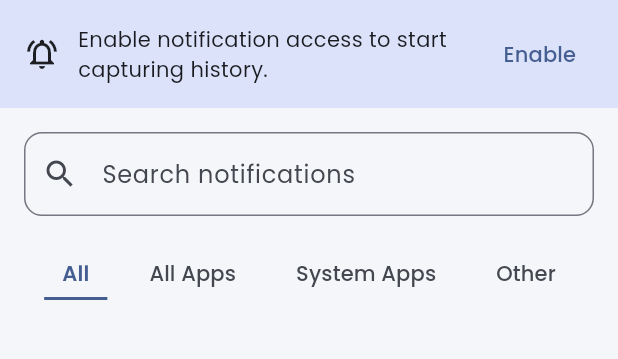
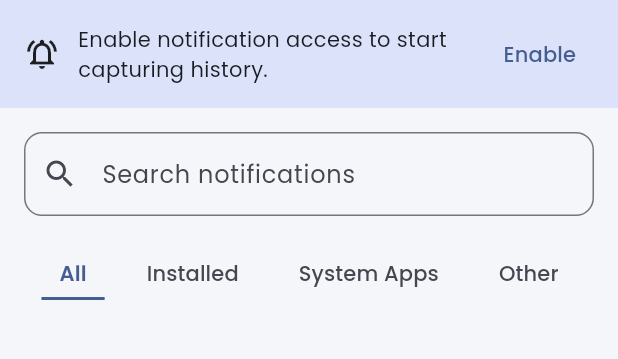
Before and after one commit to SurajChaurasia84/Notilog, a Flutter app: the screen it shows after launch, on a phone screen of 412 x 824 dp, the part 84-443 px from its top. Run offline on Flutter 3.47's test engine with Material 3 defaults, Android fonts, the phone set to English and light mode, and no system bars; our stand-ins replace google_fonts, hive, hive_flutter; accounts and stored records are empty.

```diff
--- a/lib/screens/home_screen.dart
+++ b/lib/screens/home_screen.dart
@@ -232,7 +232,7 @@ class _CategoryTabs extends StatelessWidget {
       child: Row(
         children: [
           _buildTab(theme, AppCategoryFilter.all, 'All'),
-          _buildTab(theme, AppCategoryFilter.allApps, 'All Apps'),
+          _buildTab(theme, AppCategoryFilter.allApps, 'Installed'),
           _buildTab(theme, AppCategoryFilter.systemApps, 'System Apps'),
           _buildTab(theme, AppCategoryFilter.other, 'Other'),
         ],
```
